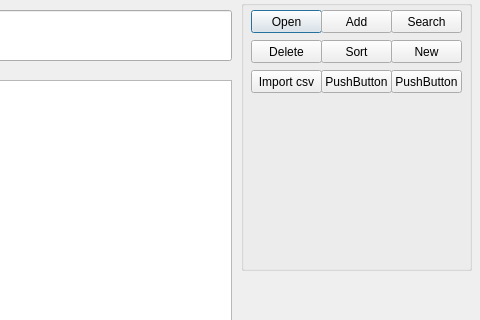
Qt form UI.ui (Technic47/Home_work_Python_8) before a commit; both pictures show x 179 to 659 and y 0 to 320 of the 659 by 479 pixel window.
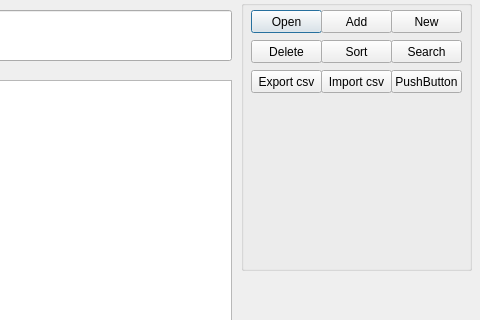
The same form after that commit.

```diff
--- a/UI.ui
+++ b/UI.ui
@@ -55,7 +55,7 @@
     <property name="geometry">
      <rect>
       <x>150</x>
-      <y>10</y>
+      <y>40</y>
       <width>71</width>
       <height>23</height>
      </rect>
@@ -94,7 +94,7 @@
     <property name="geometry">
      <rect>
       <x>150</x>
-      <y>40</y>
+      <y>10</y>
       <width>71</width>
       <height>23</height>
      </rect>
@@ -107,6 +107,19 @@
     <property name="geometry">
      <rect>
       <x>10</x>
+      <y>70</y>
+      <width>71</width>
+      <height>23</height>
+     </rect>
+    </property>
+    <property name="text">
+     <string>Export csv</string>
+    </property>
+   </widget>
+   <widget class="QPushButton" name="btn_import_csv_2">
+    <property name="geometry">
+     <rect>
+      <x>80</x>
       <y>70</y>
       <width>71</width>
       <height>23</height>
@@ -116,19 +129,6 @@
      <string>Import csv</string>
     </property>
    </widget>
-   <widget class="QPushButton" name="pushButton_8">
-    <property name="geometry">
-     <rect>
-      <x>80</x>
-      <y>70</y>
-      <width>71</width>
-      <height>23</height>
-     </rect>
-    </property>
-    <property name="text">
-     <string>PushButton</string>
-    </property>
-   </widget>
    <widget class="QPushButton" name="pushButton_9">
     <property name="geometry">
      <rect>
```
Left out of the diff: 2 changed lines with no effect on the pictures.
